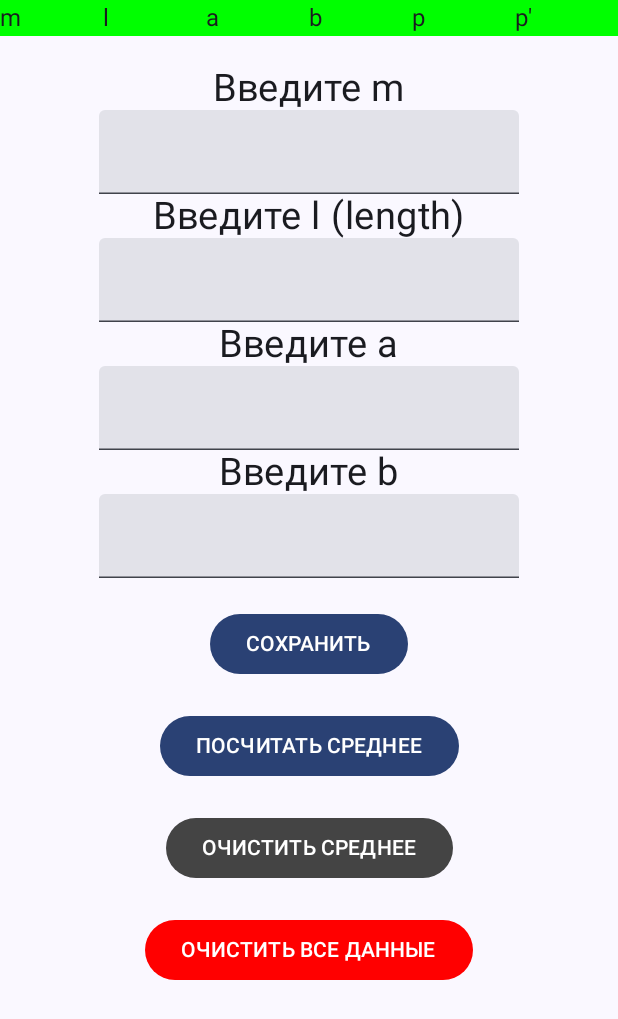
After one commit to RimmaMixeeva/physics, an Android app built with Jetpack Compose: the composable firstScreen shown on its own in the app's theme, on a phone screen of 412 x 824 dp. The commit adds this screen. Shown: the top 1019 px of the screen. Run offline under Robolectric (Android 15) with nearby library versions, the phone set to English and light mode, and no system bars.

Commit message:
first screen

```diff
--- a/app/src/main/java/com/example/phisica/defaultData/DefaultData.kt
+++ b/app/src/main/java/com/example/phisica/defaultData/DefaultData.kt
@@ -1,4 +1,7 @@
 package com.example.phisica.defaultData
+
+import com.example.phisica.calculations.Case1Calculations
+import com.example.phisica.functionalHelp.findAverage
 
 class DefaultData {
     companion object {
@@ -6,5 +9,6 @@ class DefaultData {
         var firstData1 = arrayListOf<Double>(0.035, 0.422, 9.50, 4.75)
         var firstData2 = arrayListOf<Double>(0.035, 0.421, 9.50, 4.50)
         var firstData3 = arrayListOf<Double>(0.035, 0.419, 9.50, 4.75)
+        var firstHeader = arrayListOf<String>("m", "l", "a", "b", "p", "p\'")
     }
 }
--- /dev/null
+++ b/app/src/main/java/com/example/phisica/screens/firstScreen.kt
@@ -0,0 +1,165 @@
+package com.example.phisica.screens
+
+import android.app.Activity
+import android.widget.Toast
+import androidx.compose.foundation.background
+import androidx.compose.foundation.layout.Column
+import androidx.compose.foundation.layout.Row
+import androidx.compose.foundation.layout.Spacer
+import androidx.compose.foundation.layout.height
+import androidx.compose.foundation.layout.padding
+import androidx.compose.foundation.rememberScrollState
+import androidx.compose.foundation.verticalScroll
+import androidx.compose.material3.Button
+import androidx.compose.material3.ButtonDefaults
+import androidx.compose.material3.ExperimentalMaterial3Api
+import androidx.compose.material3.Text
+import androidx.compose.material3.TextField
+import androidx.compose.runtime.Composable
+import androidx.compose.runtime.getValue
+import androidx.compose.runtime.mutableStateOf
+import androidx.compose.runtime.remember
+import androidx.compose.runtime.setValue
+import androidx.compose.ui.Alignment
+import androidx.compose.ui.Modifier
+import androidx.compose.ui.graphics.Color
+import androidx.compose.ui.unit.dp
+import androidx.compose.ui.unit.sp
+import com.example.phisica.DrawTable
+import com.example.phisica.calculations.Case1Calculations
+import com.example.phisica.defaultData.DefaultData
+import com.example.phisica.functionalHelp.countAverage
+import java.lang.Exception
+
+@OptIn(ExperimentalMaterial3Api::class)
+@Composable
+fun firstScreen(activity: Activity) {
+    var info by remember { mutableStateOf(arrayListOf<Map<String, Double>>()) }
+    var hasAverage by remember { mutableStateOf(false) }
+    Column(
+        horizontalAlignment = Alignment.CenterHorizontally,
+        modifier = Modifier.verticalScroll(
+            rememberScrollState()
+        )
+    ) {
+        Row() {
+            DefaultData.firstHeader.forEach { value ->
+                Text(
+                    text = value, modifier = Modifier
+                        .weight(1f)
+                        .background(Color.Green)
+                )
+            }
+        }
+        DrawTable(info = info, hasAverage)
+
+        var m by remember {
+            mutableStateOf("")
+        }
+        var l by remember {
+            mutableStateOf("")
+        }
+        var a by remember {
+            mutableStateOf("")
+        }
+        var b by remember {
+            mutableStateOf("")
+        }
+
+        Spacer(modifier = Modifier.height(20.dp))
+        Text(text = "Введите m", fontSize = 25.sp)
+        TextField(
+            value = m,
+            onValueChange = { newValue -> m = newValue })
+        Text(text = "Введите l (length)", fontSize = 25.sp)
+        TextField(
+            value = l,
+            onValueChange = { newValue -> l = newValue })
+        Text(text = "Введите a", fontSize = 25.sp)
+        TextField(
+            value = a,
+            onValueChange = { newValue -> a = newValue })
+        Text(text = "Введите b", fontSize = 25.sp)
+        TextField(
+            value = b,
+            onValueChange = { newValue -> b = newValue })
+        Button(
+            onClick = {
+                try {
+                    if (!hasAverage) {
+                        info.add(
+                            Case1Calculations(
+                                m.toDouble(),
+                                l.toDouble(),
+                                a.toDouble(),
+                                if (b == "") null else b.toDouble()
+                            )
+                        )
+                    } else {
+                        Toast.makeText(
+                            activity,
+                            "Очистите среднее",
+                            Toast.LENGTH_SHORT
+                        ).show()
+                    }
+                } catch (e: Exception) {
+                } finally {
+                    m = ""
+                    l = ""
+                    a = ""
+                    b = ""
+                }
+            },
+            modifier = Modifier.padding(top = 20.dp)
+        ) {
+            Text(text = "СОХРАНИТЬ")
+        }
+        Button(
+            onClick = {
+                if (!hasAverage){
+                    var lstWithAverage = countAverage(info)
+                    info = ArrayList(info).apply {
+                        add(
+                            Case1Calculations(
+                                lstWithAverage["m"] ?: 0.0,
+                                lstWithAverage["l"] ?: 0.0,
+                                lstWithAverage["a"] ?: 0.0,
+                                lstWithAverage["b"] ?: 0.0
+                            )
+                        )
+                    }
+                    hasAverage = true
+                }
+            },
+            modifier = Modifier.padding(top = 20.dp)
+        ) {
+            Text(text = "ПОСЧИТАТЬ СРЕДНЕЕ")
+        }
+        Button(
+            onClick = {
+                if (hasAverage) {
+                    //deleting average row
+                    info = arrayListOf(*info.dropLast(1).toTypedArray())
+                    hasAverage = false
+                }
+            },
+            modifier = Modifier.padding(top = 20.dp),
+            colors = ButtonDefaults.buttonColors(Color.DarkGray)
+        ) {
+            Text(text = "ОЧИСТИТЬ СРЕДНЕЕ")
+        }
+        Button(
+            onClick = {
+                info = arrayListOf()
+                m = ""
+                l = ""
+                a = ""
+                b = ""
+            },
+            modifier = Modifier.padding(top = 20.dp),
+            colors = ButtonDefaults.buttonColors(Color.Red)
+        ) {
+            Text(text = "ОЧИСТИТЬ ВСЕ ДАННЫЕ")
+        }
+    }
+}
```
Also changed, not shown: app/src/main/java/com/example/phisica/MainActivity.kt (+86 -46 lines), app/src/main/java/com/example/phisica/calculations/Case1Calculations.kt (+1 -8 lines), app/src/main/java/com/example/phisica/functionalHelp/countAverage.kt (added, +19 -0 lines).
